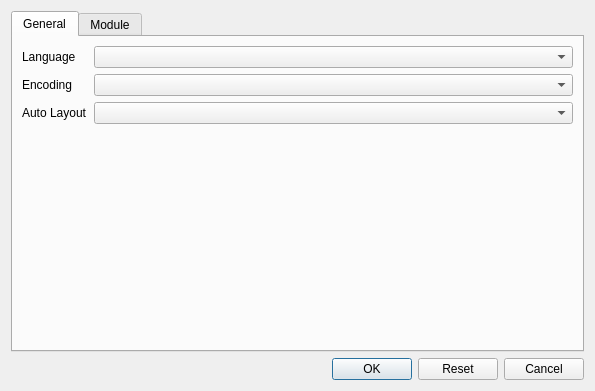
metaxy/openBibleViewer, file src/ui/dialog/settingsdialog.ui: the form before one commit.
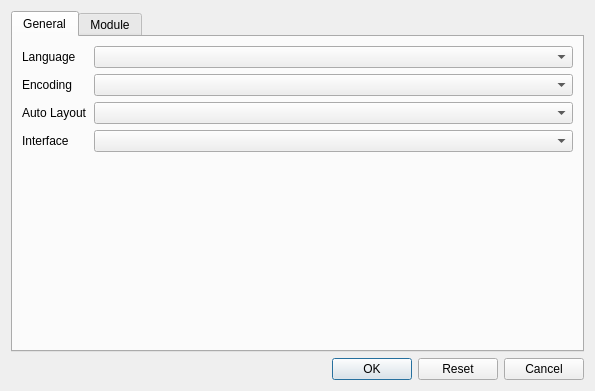
The form after the commit. The open tabs and pages were chosen to show the change. Icons and pictures are not drawn.

Diff of the .ui file:
```diff
--- a/src/ui/dialog/settingsdialog.ui
+++ b/src/ui/dialog/settingsdialog.ui
@@ -62,6 +62,16 @@
          <item row="2" column="1">
           <widget class="QComboBox" name="comboBox_autoLayout"/>
          </item>
+         <item row="3" column="0">
+          <widget class="QLabel" name="label_4">
+           <property name="text">
+            <string>Interface</string>
+           </property>
+          </widget>
+         </item>
+         <item row="3" column="1">
+          <widget class="QComboBox" name="comboBox_interface"/>
+         </item>
         </layout>
        </item>
       </layout>
```
Left out of the diff: 18 changed lines with no effect on the pictures.
